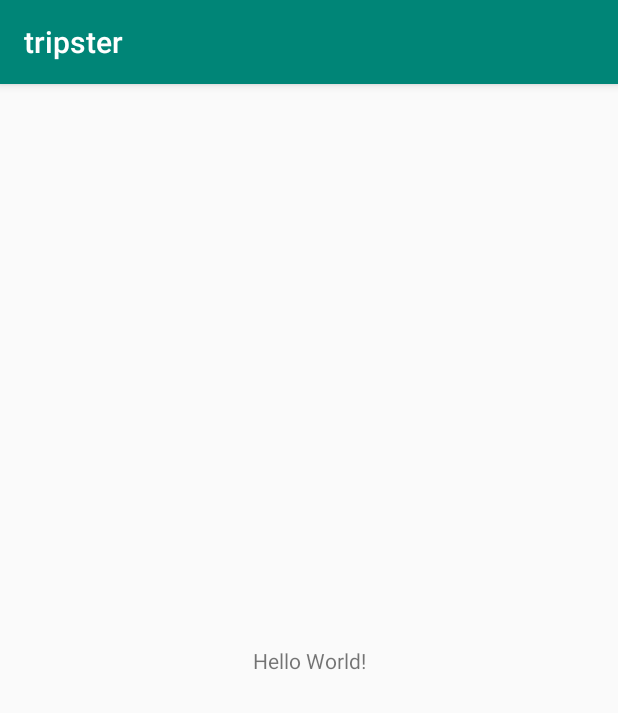
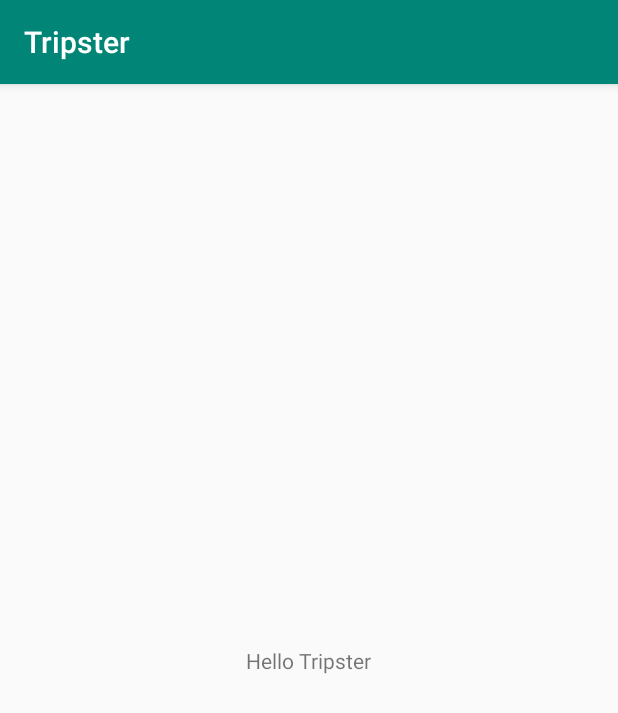
Before and after one commit to mvzdev/tripsterApp, an Android app: the screen it shows after launch (MainActivity), on a phone screen of 412 x 824 dp. Shown: the top 713 px of the screen. Run offline under Robolectric (Android 15) with nearby library versions, the light colour scheme and no system bars.

Commit message:
Adds a string resource to main view instead of direct text in main activity

```diff
--- a/app/src/main/res/layout/activity_main.xml
+++ b/app/src/main/res/layout/activity_main.xml
@@ -9,7 +9,7 @@
     <TextView
         android:layout_width="wrap_content"
         android:layout_height="wrap_content"
-        android:text="Hello World!"
+        android:text="@string/welcome_string"
         app:layout_constraintBottom_toBottomOf="parent"
         app:layout_constraintLeft_toLeftOf="parent"
         app:layout_constraintRight_toRightOf="parent"
--- a/app/src/main/res/values/strings.xml
+++ b/app/src/main/res/values/strings.xml
@@ -1,3 +1,4 @@
 <resources>
-    <string name="app_name">tripster</string>
+    <string name="app_name">Tripster</string>
+    <string name="welcome_string">Hello Tripster</string>
 </resources>
```
